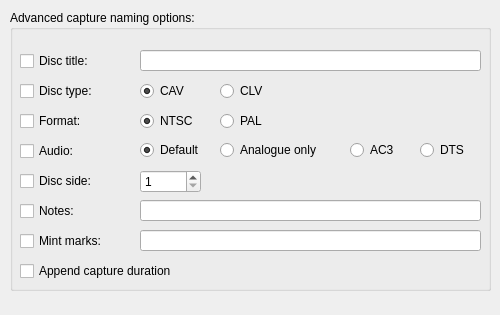
simoninns/DomesdayDuplicator-gui-app, file Linux-Application/DomesdayDuplicator/advancednamingdialog.ui: the form before one commit.
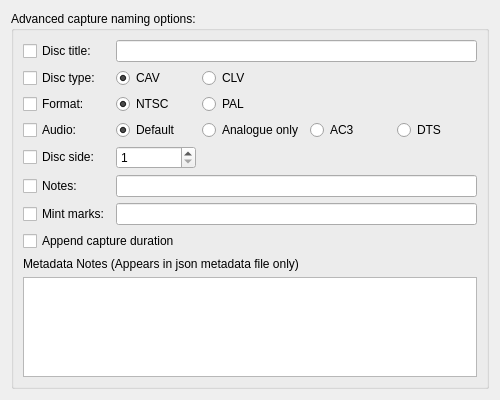
The form after the commit.

Patch:
```diff
--- a/Linux-Application/DomesdayDuplicator/advancednamingdialog.ui
+++ b/Linux-Application/DomesdayDuplicator/advancednamingdialog.ui
@@ -7,210 +7,114 @@
     <x>0</x>
     <y>0</y>
     <width>500</width>
-    <height>315</height>
+    <height>400</height>
    </rect>
   </property>
   <property name="minimumSize">
    <size>
     <width>500</width>
-    <height>250</height>
+    <height>400</height>
    </size>
   </property>
   <property name="windowTitle">
    <string>Advanced capture naming</string>
   </property>
+  <layout class="QVBoxLayout" name="verticalLayout_2">
+   <item>
   <widget class="QGroupBox" name="advancedNamingGroupBox">
-   <property name="geometry">
-    <rect>
-     <x>10</x>
-     <y>10</y>
-     <width>481</width>
-     <height>281</height>
-    </rect>
+     <property name="sizePolicy">
+      <sizepolicy hsizetype="Expanding" vsizetype="Expanding">
+       <horstretch>0</horstretch>
+       <verstretch>0</verstretch>
+      </sizepolicy>
    </property>
    <property name="title">
     <string>Advanced capture naming options:</string>
    </property>
-   <widget class="QRadioButton" name="formatNtscRadioButton">
-    <property name="geometry">
-     <rect>
-      <x>130</x>
-      <y>100</y>
-      <width>71</width>
-      <height>22</height>
-     </rect>
-    </property>
-    <property name="text">
-     <string>NTSC</string>
-    </property>
-    <property name="checked">
-     <bool>true</bool>
-    </property>
-    <attribute name="buttonGroup">
-     <string notr="true">formatButtonGroup</string>
-    </attribute>
-   </widget>
-   <widget class="QRadioButton" name="formatPalRadioButton">
-    <property name="geometry">
-     <rect>
-      <x>210</x>
-      <y>100</y>
-      <width>71</width>
-      <height>22</height>
-     </rect>
-    </property>
-    <property name="text">
-     <string>PAL</string>
-    </property>
-    <attribute name="buttonGroup">
-     <string notr="true">formatButtonGroup</string>
-    </attribute>
-   </widget>
-   <widget class="QRadioButton" name="typeCavRadioButton">
-    <property name="geometry">
-     <rect>
-      <x>130</x>
-      <y>70</y>
-      <width>71</width>
-      <height>22</height>
-     </rect>
-    </property>
-    <property name="text">
-     <string>CAV</string>
-    </property>
-    <property name="checked">
-     <bool>true</bool>
-    </property>
-    <attribute name="buttonGroup">
-     <string notr="true">discTypeButtonGroup</string>
-    </attribute>
-   </widget>
-   <widget class="QRadioButton" name="typeClvRadioButton">
-    <property name="geometry">
-     <rect>
-      <x>210</x>
-      <y>70</y>
-      <width>71</width>
-      <height>22</height>
-     </rect>
-    </property>
-    <property name="text">
-     <string>CLV</string>
-    </property>
-    <attribute name="buttonGroup">
-     <string notr="true">discTypeButtonGroup</string>
-    </attribute>
-   </widget>
-   <widget class="QLineEdit" name="discTitleLineEdit">
-    <property name="enabled">
-     <bool>true</bool>
-    </property>
-    <property name="geometry">
-     <rect>
-      <x>130</x>
-      <y>40</y>
-      <width>341</width>
-      <height>21</height>
-     </rect>
-    </property>
-   </widget>
+     <layout class="QGridLayout" name="gridLayout">
+      <item row="0" column="0">
    <widget class="QCheckBox" name="discTitleCheckBox">
-    <property name="geometry">
-     <rect>
-      <x>10</x>
-      <y>40</y>
-      <width>111</width>
-      <height>22</height>
-     </rect>
-    </property>
     <property name="text">
      <string>Disc title:</string>
     </property>
    </widget>
+      </item>
+      <item row="0" column="1" colspan="4">
+       <widget class="QLineEdit" name="discTitleLineEdit">
+        <property name="enabled">
+         <bool>true</bool>
+        </property>
+       </widget>
+      </item>
+      <item row="1" column="0">
    <widget class="QCheckBox" name="discTypeCheckBox">
-    <property name="geometry">
-     <rect>
-      <x>10</x>
-      <y>70</y>
-      <width>111</width>
-      <height>22</height>
-     </rect>
-    </property>
     <property name="text">
      <string>Disc type:</string>
     </property>
    </widget>
+      </item>
+      <item row="1" column="1">
+       <widget class="QRadioButton" name="typeCavRadioButton">
+        <property name="text">
+         <string>CAV</string>
+        </property>
+        <property name="checked">
+         <bool>true</bool>
+        </property>
+        <attribute name="buttonGroup">
+         <string notr="true">discTypeButtonGroup</string>
+        </attribute>
+       </widget>
+      </item>
+      <item row="1" column="2">
+       <widget class="QRadioButton" name="typeClvRadioButton">
+        <property name="text">
+         <string>CLV</string>
+        </property>
+        <attribute name="buttonGroup">
+         <string notr="true">discTypeButtonGroup</string>
+        </attribute>
+       </widget>
+      </item>
+      <item row="2" column="0">
    <widget class="QCheckBox" name="formatCheckBox">
-    <property name="geometry">
-     <rect>
-      <x>10</x>
-      <y>100</y>
-      <width>111</width>
-      <height>22</height>
-     </rect>
-    </property>
     <property name="text">
      <string>Format:</string>
     </property>
    </widget>
-   <widget class="QCheckBox" name="discSideCheckBox">
-    <property name="geometry">
-     <rect>
-      <x>10</x>
-      <y>160</y>
-      <width>111</width>
-      <height>22</height>
-     </rect>
-    </property>
+      </item>
+      <item row="2" column="1">
+       <widget class="QRadioButton" name="formatNtscRadioButton">
     <property name="text">
-     <string>Disc side:</string>
-    </property>
-   </widget>
-   <widget class="QLineEdit" name="notesLineEdit">
-    <property name="geometry">
-     <rect>
-      <x>130</x>
-      <y>190</y>
-      <width>341</width>
-      <height>21</height>
-     </rect>
-    </property>
-   </widget>
-   <widget class="QCheckBox" name="notesCheckBox">
-    <property name="geometry">
-     <rect>
-      <x>10</x>
-      <y>190</y>
-      <width>111</width>
-      <height>22</height>
-     </rect>
-    </property>
+         <string>NTSC</string>
+        </property>
+        <property name="checked">
+         <bool>true</bool>
+        </property>
+        <attribute name="buttonGroup">
+         <string notr="true">formatButtonGroup</string>
+        </attribute>
+       </widget>
+      </item>
+      <item row="2" column="2">
+       <widget class="QRadioButton" name="formatPalRadioButton">
     <property name="text">
-     <string>Notes:</string>
-    </property>
-   </widget>
+         <string>PAL</string>
+        </property>
+        <attribute name="buttonGroup">
+         <string notr="true">formatButtonGroup</string>
+        </attribute>
+       </widget>
+      </item>
+      <item row="3" column="0">
    <widget class="QCheckBox" name="audioCheckBox">
-    <property name="geometry">
-     <rect>
-      <x>10</x>
-      <y>130</y>
-      <width>111</width>
-      <height>22</height>
-     </rect>
-    </property>
     <property name="text">
      <string>Audio:</string>
     </property>
    </widget>
+      </item>
+      <item row="3" column="1">
    <widget class="QRadioButton" name="audioDefaultRadioButton">
-    <property name="geometry">
-     <rect>
-      <x>130</x>
-      <y>130</y>
-      <width>80</width>
-      <height>20</height>
-     </rect>
-    </property>
     <property name="text">
      <string>Default</string>
     </property>
@@ -221,15 +125,9 @@
      <string notr="true">audioButtonGroup</string>
     </attribute>
    </widget>
+      </item>
+      <item row="3" column="2">
    <widget class="QRadioButton" name="audioAnalogueRadioButton">
-    <property name="geometry">
-     <rect>
-      <x>210</x>
-      <y>130</y>
-      <width>120</width>
-      <height>20</height>
-     </rect>
-    </property>
     <property name="text">
      <string>Analogue only</string>
     </property>
@@ -237,15 +135,9 @@
      <string notr="true">audioButtonGroup</string>
     </attribute>
    </widget>
+      </item>
+      <item row="3" column="3">
    <widget class="QRadioButton" name="audioAc3RadioButton">
-    <property name="geometry">
-     <rect>
-      <x>340</x>
-      <y>130</y>
-      <width>70</width>
-      <height>20</height>
-     </rect>
-    </property>
     <property name="text">
      <string>AC3</string>
     </property>
@@ -253,15 +145,9 @@
      <string notr="true">audioButtonGroup</string>
     </attribute>
    </widget>
+      </item>
+      <item row="3" column="4">
    <widget class="QRadioButton" name="audioDtsRadioButton">
-    <property name="geometry">
-     <rect>
-      <x>410</x>
-      <y>130</y>
-      <width>70</width>
-      <height>20</height>
-     </rect>
-    </property>
     <property name="text">
      <string>DTS</string>
     </property>
@@ -269,15 +155,16 @@
      <string notr="true">audioButtonGroup</string>
     </attribute>
    </widget>
+      </item>
+      <item row="4" column="0">
+       <widget class="QCheckBox" name="discSideCheckBox">
+        <property name="text">
+         <string>Disc side:</string>
+        </property>
+       </widget>
+      </item>
+      <item row="4" column="1">
    <widget class="QSpinBox" name="discSideSpinBox">
-    <property name="geometry">
-     <rect>
-      <x>130</x>
-      <y>160</y>
-      <width>61</width>
-      <height>23</height>
-     </rect>
-    </property>
     <property name="minimum">
      <number>1</number>
     </property>
@@ -285,43 +172,61 @@
      <number>99</number>
     </property>
    </widget>
+      </item>
+      <item row="5" column="0">
+       <widget class="QCheckBox" name="notesCheckBox">
+        <property name="text">
+         <string>Notes:</string>
+        </property>
+       </widget>
+      </item>
+      <item row="5" column="1" colspan="4">
+       <widget class="QLineEdit" name="notesLineEdit"/>
+      </item>
+      <item row="6" column="0">
    <widget class="QCheckBox" name="mintCheckBox">
-    <property name="geometry">
-     <rect>
-      <x>10</x>
-      <y>220</y>
-      <width>111</width>
-      <height>22</height>
-     </rect>
-    </property>
     <property name="text">
      <string>Mint marks:</string>
     </property>
    </widget>
-   <widget class="QLineEdit" name="mintLineEdit">
-    <property name="geometry">
-     <rect>
-      <x>130</x>
-      <y>220</y>
-      <width>341</width>
-      <height>21</height>
-     </rect>
-    </property>
-   </widget>
+      </item>
+      <item row="6" column="1" colspan="4">
+       <widget class="QLineEdit" name="mintLineEdit"/>
+      </item>
+      <item row="7" column="0" colspan="3">
    <widget class="QCheckBox" name="durationCheckBox">
-    <property name="geometry">
-     <rect>
-      <x>10</x>
-      <y>250</y>
-      <width>231</width>
-      <height>22</height>
-     </rect>
-    </property>
     <property name="text">
      <string>Append capture duration</string>
     </property>
    </widget>
-  </widget>
+      </item>
+      <item row="8" column="0" colspan="3">
+       <widget class="QLabel" name="label">
+        <property name="sizePolicy">
+         <sizepolicy hsizetype="Maximum" vsizetype="Maximum">
+          <horstretch>0</horstretch>
+          <verstretch>0</verstretch>
+         </sizepolicy>
+        </property>
+        <property name="text">
+         <string>Metadata Notes (Appears in json metadata file only)</string>
+        </property>
+       </widget>
+      </item>
+      <item row="9" column="0" colspan="5">
+       <widget class="QPlainTextEdit" name="metadataNotesEditBox">
+        <property name="sizePolicy">
+         <sizepolicy hsizetype="MinimumExpanding" vsizetype="MinimumExpanding">
+          <horstretch>0</horstretch>
+          <verstretch>0</verstretch>
+         </sizepolicy>
+        </property>
+       </widget>
+      </item>
+     </layout>
+    </widget>
+   </item>
+  </layout>
  </widget>
  <tabstops>
   <tabstop>discTitleCheckBox</tabstop>
```
Left out of the diff: 4 changed lines with no effect on the pictures. Lines whose indentation alone changed are shown as unchanged.
